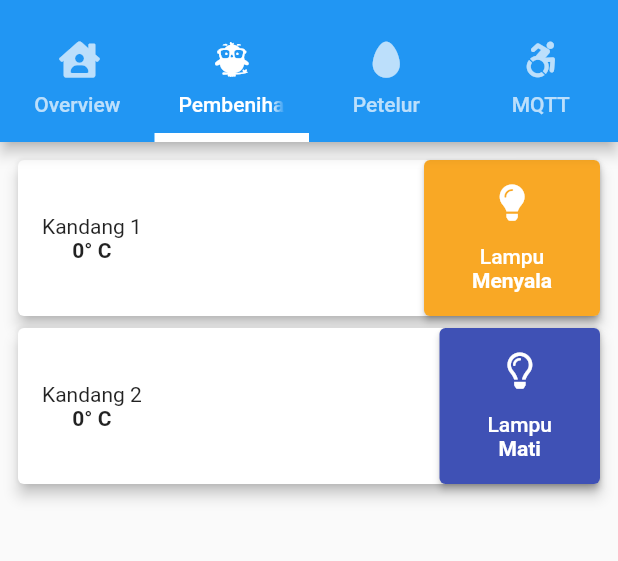
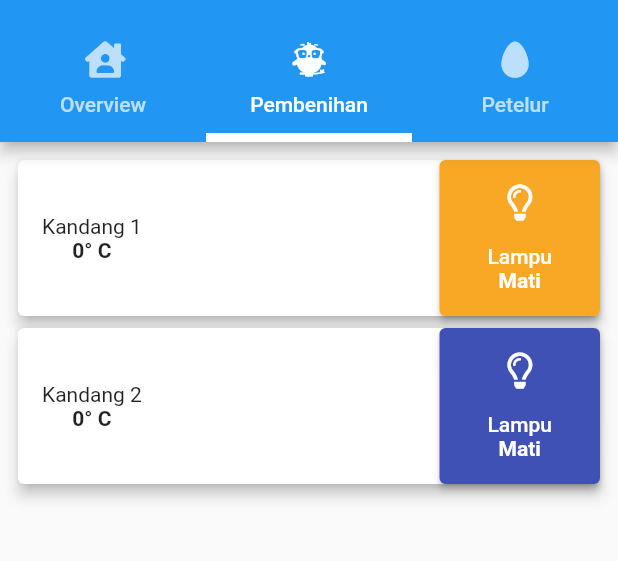
Before and after one commit to Teguhpunya/imdp_xl, a Flutter app: the screen it shows after launch, tab 2 chosen, after a tap on "Lampu", on a phone screen of 412 x 824 dp, the part 59-620 px from its top. Run offline on Flutter 3.47's test engine with Material 2 defaults, Android fonts, the phone set to English and light mode, and no system bars; our stand-ins replace font_awesome_flutter; missing offline and left inert: draw_graph, mqtt_client.

Commit message:
Cleanup code

```diff
--- a/lib/main.dart
+++ b/lib/main.dart
@@ -5,7 +5,6 @@ import 'package:imdp_xl/mqtt/mqttWrapper.dart';
 import 'package:imdp_xl/pages/page_overview.dart';
 import 'package:imdp_xl/pages/page_pembenihan.dart';
 import 'package:imdp_xl/pages/page_petelur.dart';
-import 'package:imdp_xl/pages/page_test_mqtt.dart';
 import 'package:provider/provider.dart';
 
 void main() {
@@ -14,11 +13,10 @@ void main() {
       ChangeNotifierProvider<MQTTAppState>(
         create: (_) => MQTTAppState(),
       ),
-      // ChangeNotifierProvider<NodeTempModel>(create: (_) => NodeTempModel()),
       ChangeNotifierProvider<MqttWrapper>(create: (_) => MqttWrapper()),
     ],
     child: const MaterialApp(
-      home: HomePage(),
+      home: const HomePage(),
     ),
   ));
 }
@@ -32,12 +30,11 @@ class HomePage extends StatelessWidget {
       OverviewPage(),
       PagePembenihan(),
       PagePetelur(),
-      TestPageMqtt()
     ];
-    MQTTAppState _state = Provider.of<MQTTAppState>(context);
-    MqttWrapper _mqttWrapper = context.read<MqttWrapper>();
+    final MQTTAppState _state = Provider.of<MQTTAppState>(context);
+    final MqttWrapper _mqttWrapper = context.read<MqttWrapper>();
     _mqttWrapper.setState(_state);
-    _mqttWrapper.connect();
+    _mqttWrapper.configAndConnect();
 
     return MaterialApp(
       home: DefaultTabController(
@@ -59,10 +56,6 @@ class HomePage extends StatelessWidget {
                   icon: Icon(FontAwesomeIcons.egg),
                   text: 'Petelur',
                 ),
-                Tab(
-                  icon: Icon(FontAwesomeIcons.accessibleIcon),
-                  text: "MQTT",
-                )
               ],
             ),
             title: const Text('Qualidea'),
--- a/lib/mqtt/mqttWrapper.dart
+++ b/lib/mqtt/mqttWrapper.dart
@@ -11,10 +11,15 @@ class MqttWrapper extends ChangeNotifier {
     _state = state;
   }
 
-  void connect() {
+  void configAndConnect() {
     _manager = MQTTManager(
-        host: "test.mosquitto.org",
-        topic: "quaildea/node/temp/#",
+        // TODO: Gunakan broker external
+        host: "10.0.2.2",
+        // Subscribe semua topic:
+        // Node temperatur -> quaildea/nodes/messages/temp/{nomor node}
+        // Node petelur -> quaildea/nodes/messages/food/{nomor node}
+        topic: "quaildea/nodes/messages/#",
+        // TODO: Pakai UUID
         identifier: "Flutter_Test",
         state: _state);
     if (_state.getAppConnectionState == MQTTAppConnectionState.disconnected) {
--- a/lib/pages/page_pembenihan.dart
+++ b/lib/pages/page_pembenihan.dart
@@ -67,9 +67,7 @@ class _PagePembenihanState extends State<PagePembenihan> {
             backgroundColor: MaterialStateProperty.resolveWith((states) =>
                 (node.getStateLampu) ? Colors.yellow.shade800 : Colors.indigo)),
         onPressed: () {
-          setState(() {
-            node.setStateLampu(!node.getStateLampu);
-          });
+          node.setStateLampu(!node.getStateLampu);
           ScaffoldMessenger.of(context).showSnackBar(
             const SnackBar(
               content: Text('Sukses.'),
```
